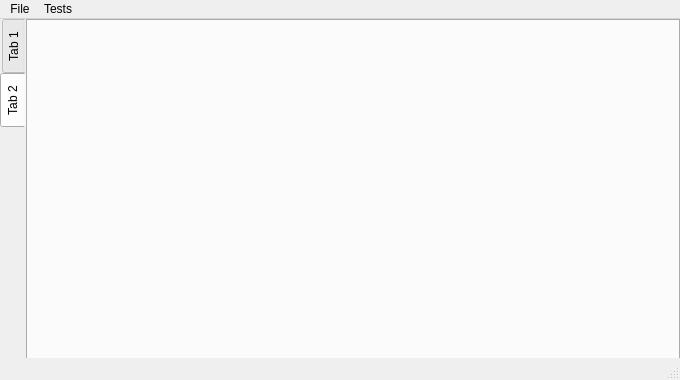
This is mainwindow.ui in SimonCqk/Photon_Propagation_Simulation as Qt 5 draws it before an edit. The edited form follows.
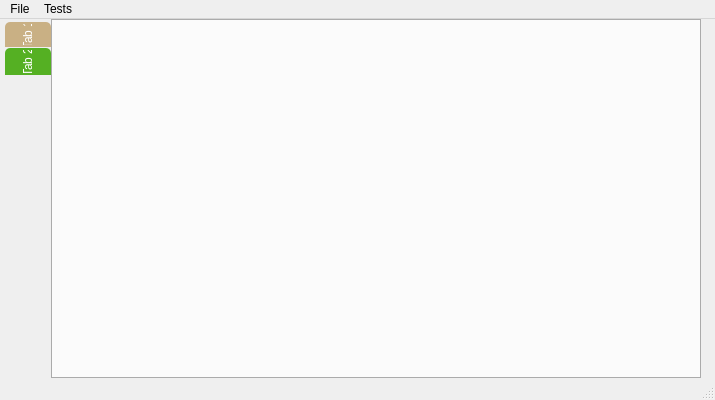
This is the edited form. Icons and pictures are not drawn.

Diff of the .ui file:
```diff
--- a/mainwindow.ui
+++ b/mainwindow.ui
@@ -6,8 +6,8 @@
    <rect>
     <x>0</x>
     <y>0</y>
-    <width>680</width>
-    <height>380</height>
+    <width>715</width>
+    <height>400</height>
    </rect>
   </property>
   <property name="sizePolicy">
@@ -29,16 +29,15 @@
      <rect>
       <x>0</x>
       <y>0</y>
-      <width>680</width>
+      <width>701</width>
       <height>360</height>
      </rect>
     </property>
     <property name="styleSheet">
      <string notr="true">QTabWidget{border:none;margin:0px;outline:none;}
-QTabWidget[showHeader='true']::pane{border:1px solid #55B023;border-radius:0px;position: absolute;top: -1px;}
 QTabWidget[showHeader='false']::pane{border:none;position: absolute;margin:0px;}
-QTabWidget[showHeader='true'] QTabBar::tab{alignment:left;color:white;padding:2px 16px;margin-top:3px;margin-left:5px;height:21px;border-top-left-radius: 5px;border-top-right-radius: 5px;background:#C9B084}
-QTabWidget[showHeader='true'] QTabBar::tab:selected{background:#55B023;margin-top:1px;height:23px;}</string>
+ QTabBar::tab{alignment:left;color:white;padding:2px 16px;margin-top:3px;margin-left:5px;height:21px;border-top-left-radius: 5px;border-top-right-radius: 5px;background-color:#C9B084}
+ QTabBar::tab:selected{background:#55B023;margin-top:1px;height:23px;}</string>
     </property>
     <property name="tabPosition">
      <enum>QTabWidget::West</enum>
@@ -63,7 +62,7 @@
     <rect>
      <x>0</x>
      <y>0</y>
-     <width>680</width>
+     <width>715</width>
      <height>22</height>
     </rect>
    </property>
```
